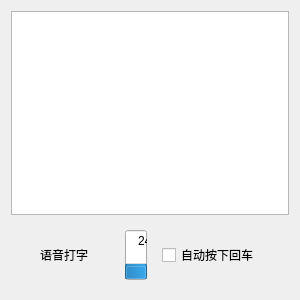
Above: EasyPointer/DialogRecord.ui from wlffeng2008/EasyPointer before the change. Below: the same form after it.
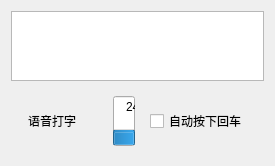
That is the form after the change. Icons and pictures are not drawn.

```diff
--- a/EasyPointer/DialogRecord.ui
+++ b/EasyPointer/DialogRecord.ui
@@ -6,14 +6,14 @@
    <rect>
     <x>0</x>
     <y>0</y>
-    <width>300</width>
-    <height>300</height>
+    <width>275</width>
+    <height>163</height>
    </rect>
   </property>
   <property name="windowTitle">
    <string>Dialog</string>
   </property>
-  <layout class="QVBoxLayout" name="verticalLayout" stretch="10,0">
+  <layout class="QVBoxLayout" name="verticalLayout" stretch="0,0">
    <item>
     <widget class="QTextEdit" name="textEdit"/>
    </item>
```
